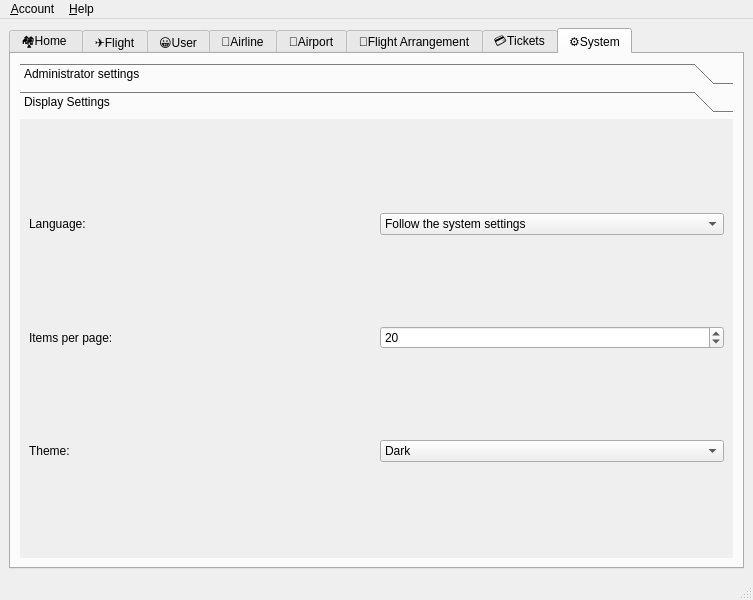
Qt form mainplatformwindow.ui (Aloereed/Flightman_Platform_DATA130039) before a commit.
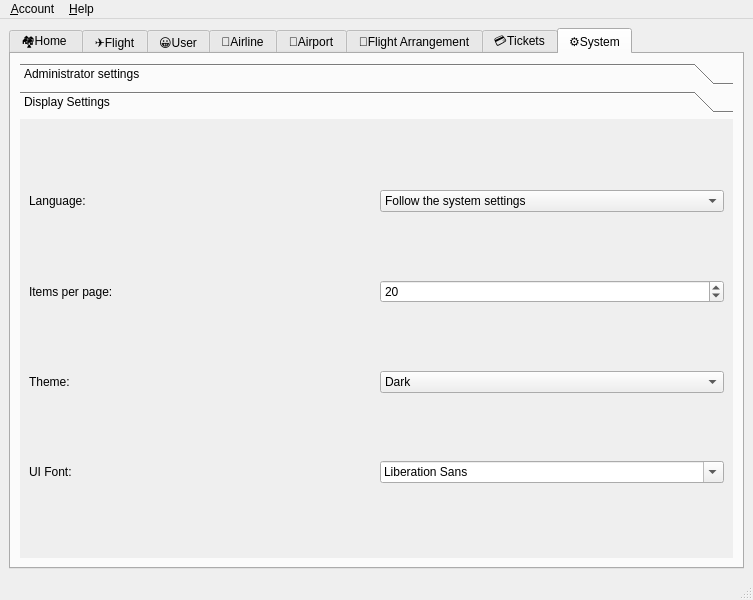
The same form after that commit. The open tabs and pages were chosen to show the change. Icons and pictures are not drawn.

The edit to the form file:
```diff
--- a/mainplatformwindow.ui
+++ b/mainplatformwindow.ui
@@ -764,6 +764,16 @@
                </item>
               </widget>
              </item>
+             <item row="3" column="1">
+              <widget class="QFontComboBox" name="fontComboBox"/>
+             </item>
+             <item row="3" column="0">
+              <widget class="QLabel" name="label_7">
+               <property name="text">
+                <string>UI Font:</string>
+               </property>
+              </widget>
+             </item>
             </layout>
            </widget>
           </widget>
```
Left out of the diff: 34 changed lines with no effect on the pictures.
